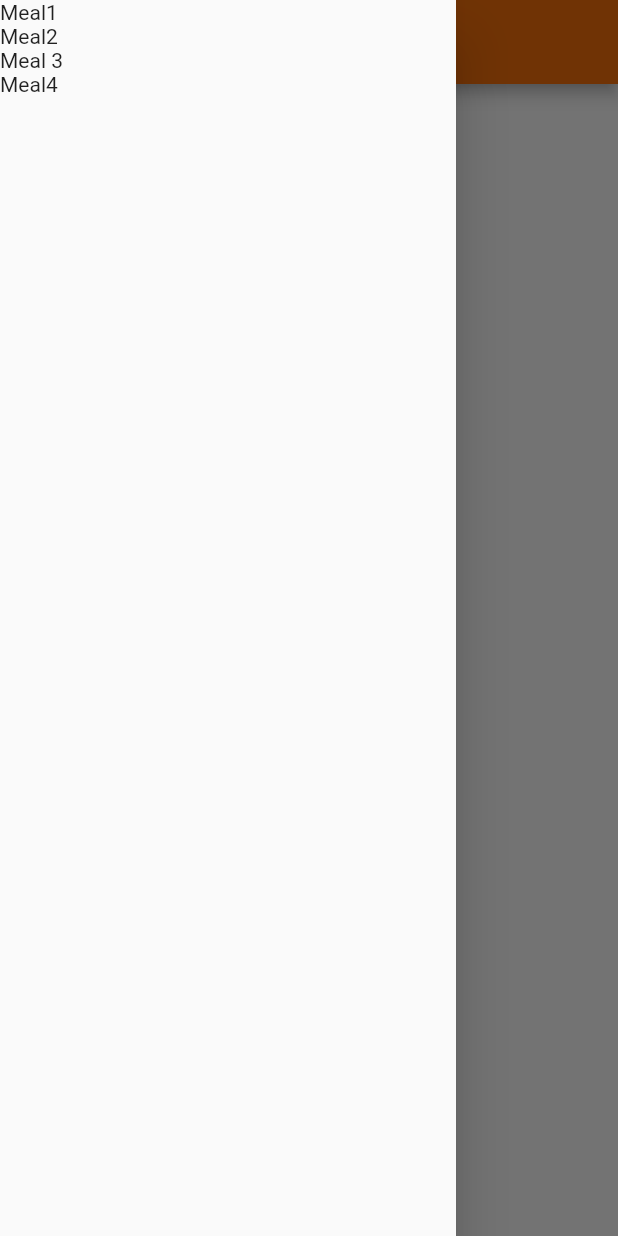
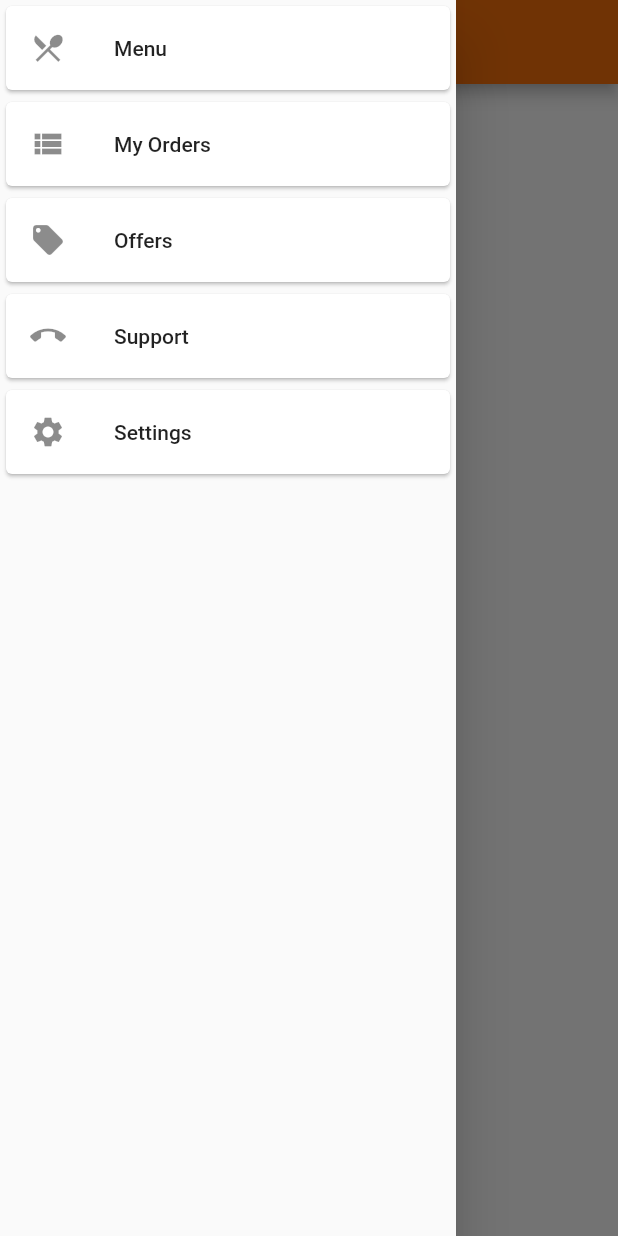
Before and after one commit to musabagab/Delicious-Food-ordering-app, a Flutter app: the HomeView screen opened directly, with the side drawer open, on a phone screen of 412 x 824 dp. Run offline on Flutter 3.47's test engine with Material 2 defaults, Android fonts, the phone set to English and light mode, and no system bars; our stand-ins replace cloud_firestore, firebase_auth, flutter_custom_clippers, get_it, rflutter_alert; accounts and stored records are empty.

Commit message:
created the drawer list

```diff
--- a/lib/ui/views/home_view.dart
+++ b/lib/ui/views/home_view.dart
@@ -15,10 +15,36 @@ class HomeView extends StatelessWidget {
         drawer: Drawer(
           child: ListView(
             children: <Widget>[
-              Text('Meal1'),
-              Text('Meal2'),
-              Text('Meal 3'),
-              Text('Meal4'),
+              Card(
+                child: ListTile(
+                  leading: Icon(Icons.restaurant_menu),
+                  title: Text('Menu'),
+                ),
+              ),
+              Card(
+                child: ListTile(
+                  leading: Icon(Icons.view_list),
+                  title: Text('My Orders'),
+                ),
+              ),
+              Card(
+                child: ListTile(
+                  leading: Icon(Icons.local_offer),
+                  title: Text('Offers'),
+                ),
+              ),
+              Card(
+                child: ListTile(
+                  leading: Icon(Icons.call_end),
+                  title: Text('Support'),
+                ),
+              ),
+              Card(
+                child: ListTile(
+                  leading: Icon(Icons.settings),
+                  title: Text('Settings'),
+                ),
+              ),
             ],
           ),
         ),
```
